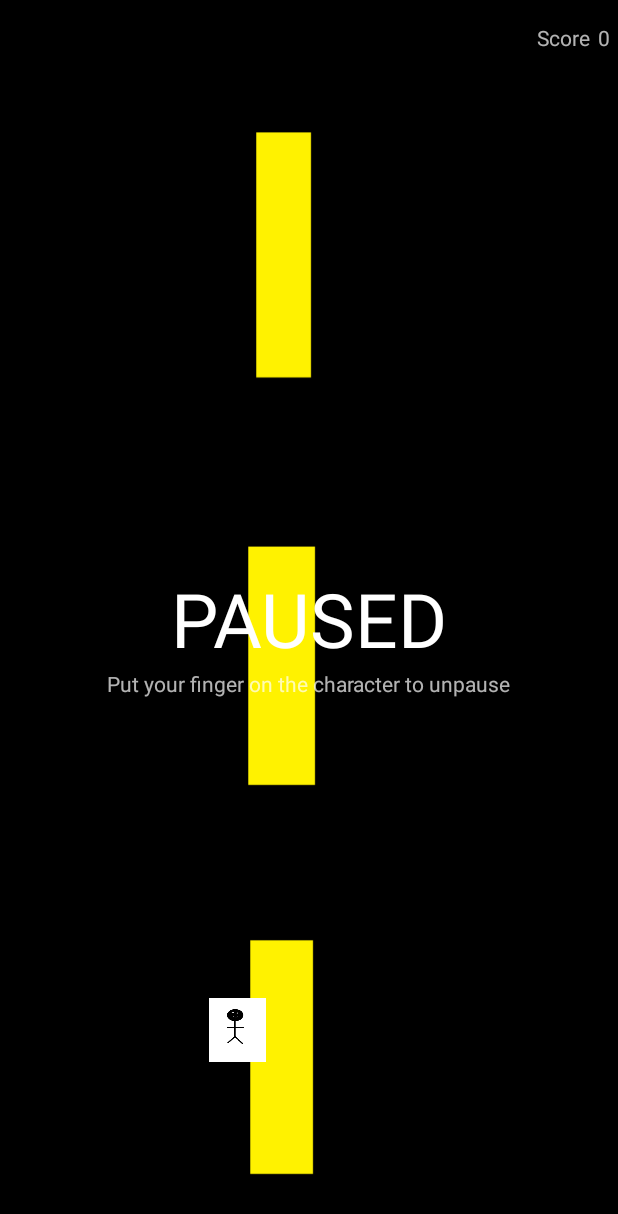
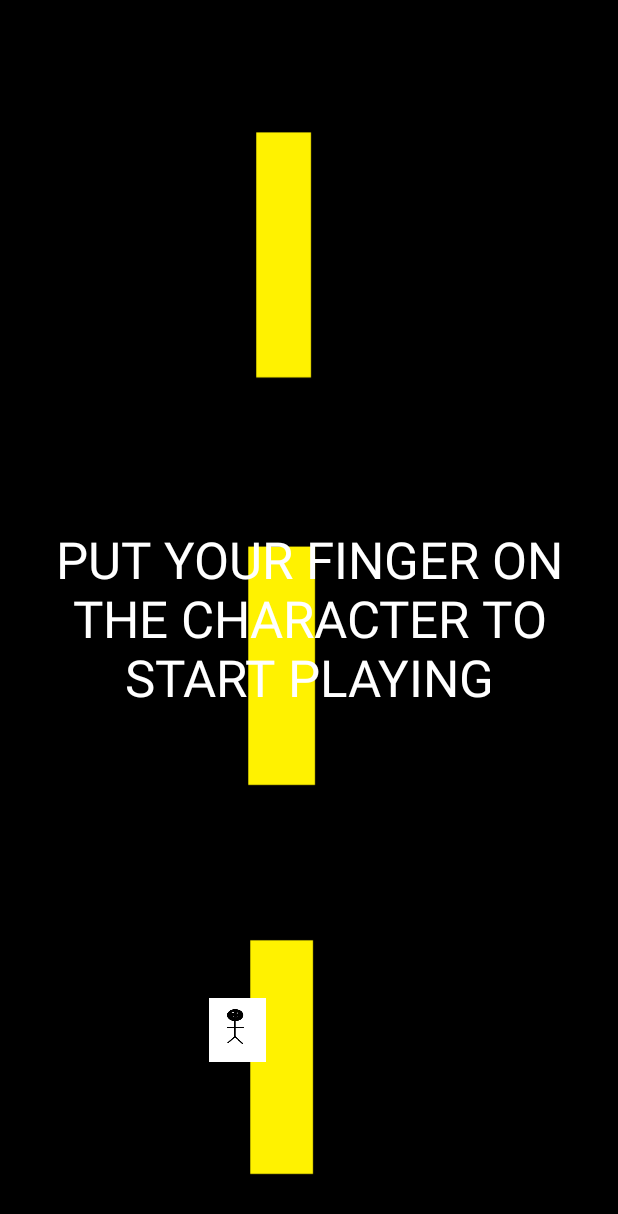
Before and after one commit to JoseMagIII/Sibat, an Android app: the screen it shows after launch (MainActivity), on a phone screen of 412 x 824 dp. Shown: the top 1214 px of the screen. Run offline under Robolectric (Android 15) with nearby library versions, the phone set to English and light mode, and no system bars.

Commit message:
Main menu added

```diff
--- a/app/src/main/java/com/mobdeve/project/sibat/Constants.java
+++ b/app/src/main/java/com/mobdeve/project/sibat/Constants.java
@@ -17,6 +17,8 @@ public class Constants {
     public static TextView HIGHSCORETEXT;
     public static Button RESTART;
     public static Button QUIT;
+    public static TextView INITIAL;
+    public static boolean START;
 
 
 }
--- a/app/src/main/java/com/mobdeve/project/sibat/GameView.java
+++ b/app/src/main/java/com/mobdeve/project/sibat/GameView.java
@@ -28,7 +28,7 @@ public class GameView extends View {
     private ArrayList<Obstacle> arrObstacle;
     private boolean Pause, Gameover;
     public static int score;
-    private int speedCap;
+    private int speedCap1, speedCap2, speedCap3, speedCapMax;
 
     float positions[]; //Array of possible positions
 
@@ -54,15 +54,20 @@ public class GameView extends View {
         scoreincrement = new Runnable() {
             @Override
             public void run() {
-                GameView.score += 10;
+                GameView.score += 1000;
                 Constants.SCOREVIEW.setText(String.valueOf(score));
             }
         };
 
         Pause = true;
         Gameover = false;
-        this.score = 0;
-        speedCap = 500;
+
+
+        speedCap1 = 5000;
+        speedCap2 = 10000;
+        speedCap3 = 20000;
+        speedCapMax = 50000;
+
     }
 
     private void initObstacle() {
@@ -120,9 +125,24 @@ public class GameView extends View {
                     handler2.postDelayed(scoreincrement, 100);
                 }
 
-                if (score > speedCap) {
+                if (score == speedCap1) {
                     arrObstacle.get(i - 1).speedUp();
-                    speedCap *= 2;
+                    speedCap1 = 0;
+                }
+
+                if (score == speedCap2) {
+                    arrObstacle.get(i - 1).speedUp();
+                    speedCap2 = 0;
+                }
+
+                if (score == speedCap3) {
+                    arrObstacle.get(i - 1).speedUp();
+                    speedCap3 = 0;
+                }
+
+                if (score == speedCapMax) {
+                    arrObstacle.get(i - 1).speedUp();
+                    speedCapMax = 0;
                 }
 
                 arrObstacle.get(i - 1).draw(canvas, Pause);
@@ -131,6 +151,7 @@ public class GameView extends View {
             if (Gameover) {
                 Constants.PAUSEVIEW.setText("GAME OVER");
                 Constants.PAUSEVIEW.setTextColor(Color.RED);
+                Constants.PAUSEVIEW.setVisibility(View.VISIBLE);
 
                 Constants.SCOREVIEW.setVisibility(View.GONE);
                 Constants.SCORETEXT.setVisibility(View.GONE);
@@ -163,8 +184,8 @@ public class GameView extends View {
         Constants.PAUSEVIEW.setTextColor(Color.WHITE);
         Constants.PAUSEVIEW.setVisibility(View.GONE);
 
-        Constants.SCOREVIEW.setVisibility(View.VISIBLE);
-        Constants.SCORETEXT.setVisibility(View.VISIBLE);
+        /*Constants.SCOREVIEW.setVisibility(View.VISIBLE);
+        Constants.SCORETEXT.setVisibility(View.VISIBLE);*/
 
         Constants.INSTRUCTIONS.setText("Put your finger on the character to unpause");
         Constants.INSTRUCTIONS.setVisibility(View.GONE);
@@ -190,8 +211,14 @@ public class GameView extends View {
                 if(player.getRect().contains((int)xPos, (int)yPos)) {
 
                     Pause = false;
-                    Constants.PAUSEVIEW.setVisibility(View.GONE);
-                    Constants.INSTRUCTIONS.setVisibility(View.GONE);
+
+                    Constants.INITIAL.setVisibility(View.GONE);
+                    Constants.SCOREVIEW.setVisibility(View.VISIBLE);
+                    Constants.SCORETEXT.setVisibility(View.VISIBLE);
+                    if(!Gameover) {
+                        Constants.PAUSEVIEW.setVisibility(View.GONE);
+                        Constants.INSTRUCTIONS.setVisibility(View.GONE);
+                    }
                 }
 
                 return true;
@@ -208,8 +235,10 @@ public class GameView extends View {
                 //Add logic to pause the game
                 Pause = true;
                 //Show pause screen
-                Constants.PAUSEVIEW.setVisibility(View.VISIBLE);
-                Constants.INSTRUCTIONS.setVisibility(View.VISIBLE);
+                if(Constants.INITIAL.getVisibility() == View.GONE) {
+                    Constants.PAUSEVIEW.setVisibility(View.VISIBLE);
+                    Constants.INSTRUCTIONS.setVisibility(View.VISIBLE);
+                }
                 break;
 
             default:
--- a/app/src/main/java/com/mobdeve/project/sibat/MainActivity.java
+++ b/app/src/main/java/com/mobdeve/project/sibat/MainActivity.java
@@ -45,17 +45,24 @@ public class MainActivity extends AppCompatActivity {
         Constants.HIGHSCORETEXT = (TextView) this.findViewById(R.id.highscoretext_tv);
         Constants.RESTART = (Button) this.findViewById(R.id.restart_btn);
         Constants.QUIT = (Button) this.findViewById(R.id.quit_btn);
+        Constants.INITIAL = (TextView) this.findViewById(R.id.initialScreen_tv);
 
         restartBtn = this.findViewById(R.id.restart_btn);
         gameView = this.findViewById(R.id.gameView);
         quitBtn = this.findViewById(R.id.quit_btn);
 
+
         restartBtn.setOnClickListener(new View.OnClickListener() {
             @Override
             public void onClick(View v) {
+
+                Constants.INITIAL.setVisibility(View.VISIBLE);
+                Constants.SCOREVIEW.setVisibility(View.GONE);
+                Constants.SCORETEXT.setVisibility(View.GONE);
                 gameView.reset();
             }
         });
+
 
         quitBtn.setOnClickListener(new View.OnClickListener() {
             @Override
--- a/app/src/main/res/layout/activity_main.xml
+++ b/app/src/main/res/layout/activity_main.xml
@@ -28,6 +28,7 @@
         android:text="PAUSED"
         android:textColor="#FFFFFF"
         android:textSize="50sp"
+        android:visibility="gone"
         app:layout_constraintBottom_toBottomOf="parent"
         app:layout_constraintEnd_toEndOf="parent"
         app:layout_constraintStart_toStartOf="parent"
@@ -40,6 +41,7 @@
         android:layout_marginTop="15dp"
         android:layout_marginEnd="5dp"
         android:text="Score"
+        android:visibility="gone"
         app:layout_constraintEnd_toStartOf="@+id/scorenum_tv"
         app:layout_constraintTop_toTopOf="parent" />
 
@@ -50,6 +52,7 @@
         android:layout_marginTop="15dp"
         android:layout_marginEnd="5dp"
         android:text="0"
+        android:visibility="gone"
         app:layout_constraintEnd_toEndOf="parent"
         app:layout_constraintTop_toTopOf="parent" />
 
@@ -68,7 +71,7 @@
         android:layout_width="wrap_content"
         android:layout_height="wrap_content"
         android:text="Put your finger on the character to unpause"
-        android:visibility="visible"
+        android:visibility="gone"
         app:layout_constraintEnd_toEndOf="parent"
         app:layout_constraintStart_toStartOf="parent"
         app:layout_constraintTop_toBottomOf="@+id/pause_tv" />
@@ -105,4 +108,19 @@
         app:layout_constraintEnd_toEndOf="parent"
         app:layout_constraintTop_toBottomOf="@+id/instructions_tv" />
 
+    <TextView
+        android:id="@+id/initialScreen_tv"
+        android:layout_width="0dp"
+        android:layout_height="wrap_content"
+        android:layout_marginStart="30dp"
+        android:layout_marginEnd="30dp"
+        android:text="PUT YOUR FINGER ON THE CHARACTER TO START PLAYING"
+        android:textAlignment="center"
+        android:textColor="#FFFFFF"
+        android:textSize="34sp"
+        app:layout_constraintBottom_toBottomOf="parent"
+        app:layout_constraintEnd_toEndOf="parent"
+        app:layout_constraintStart_toStartOf="parent"
+        app:layout_constraintTop_toTopOf="parent" />
+
 </androidx.constraintlayout.widget.ConstraintLayout>
```
